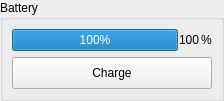
Before: the Qt Designer form ui/Battery.ui in argenortega/AUI, drawn with Qt 5.
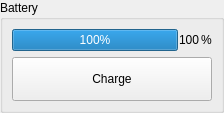
After: the same form once the commit is applied.

```diff
--- a/ui/Battery.ui
+++ b/ui/Battery.ui
@@ -7,7 +7,7 @@
     <x>0</x>
     <y>0</y>
     <width>224</width>
-    <height>101</height>
+    <height>113</height>
    </rect>
   </property>
   <property name="windowTitle">
@@ -74,7 +74,7 @@
         <property name="minimumSize">
          <size>
           <width>0</width>
-          <height>32</height>
+          <height>44</height>
          </size>
         </property>
         <property name="text">
```
